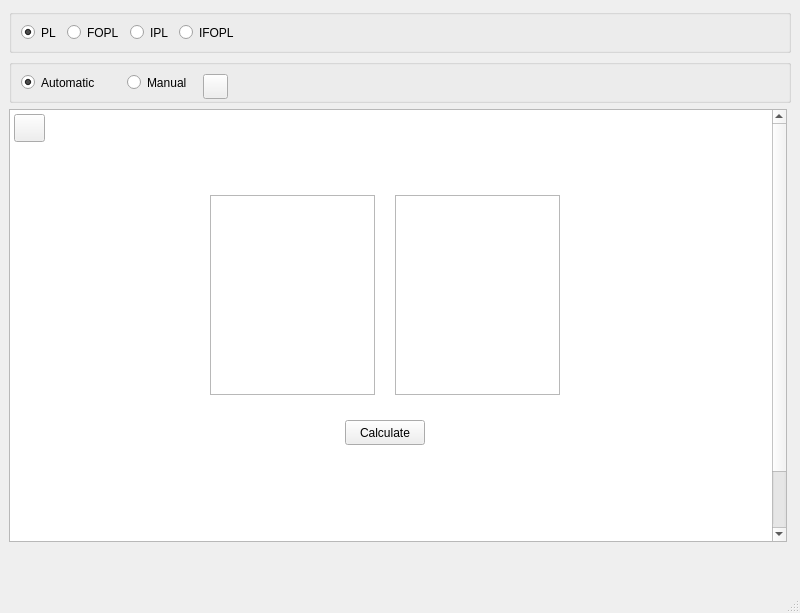
This is src/view/mainwindow.ui in oIi123/TableauxProver as Qt 5 draws it before an edit. The edited form follows.
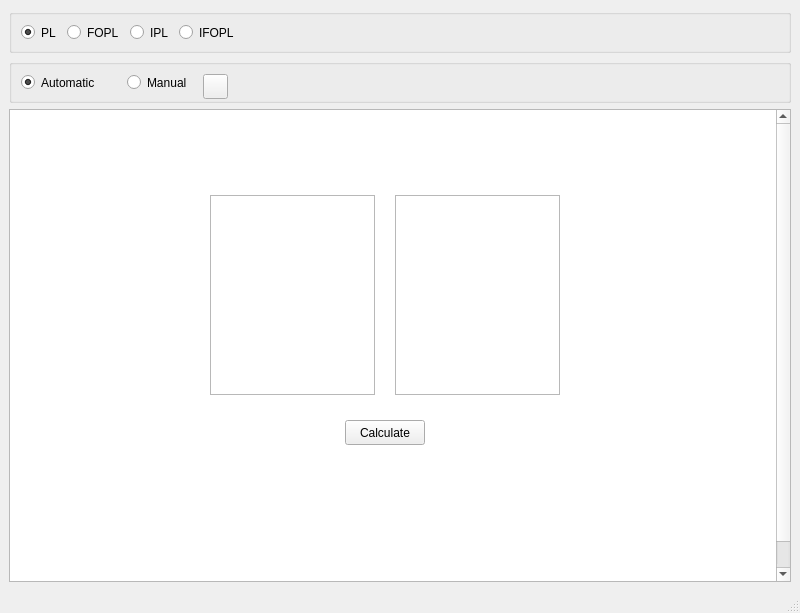
This is the edited form. Icons and pictures are not drawn.

What changed in the file:
```diff
--- a/src/view/mainwindow.ui
+++ b/src/view/mainwindow.ui
@@ -198,22 +198,7 @@
      </widget>
     </item>
     <item>
-     <widget class="QWidget" name="widget" native="true">
-      <property name="minimumSize">
-       <size>
-        <width>0</width>
-        <height>433</height>
-       </size>
-      </property>
       <widget class="QScrollArea" name="scrollArea">
-       <property name="geometry">
-        <rect>
-         <x>0</x>
-         <y>0</y>
-         <width>778</width>
-         <height>433</height>
-        </rect>
-       </property>
        <property name="minimumSize">
         <size>
          <width>0</width>
@@ -285,25 +270,6 @@
           <string>Calculate</string>
          </property>
         </widget>
-       </widget>
-      </widget>
-      <widget class="QPushButton" name="reset_btn">
-       <property name="geometry">
-        <rect>
-         <x>5</x>
-         <y>5</y>
-         <width>31</width>
-         <height>28</height>
-        </rect>
-       </property>
-       <property name="styleSheet">
-        <string notr="true">#reset_btn {
-	qproperty-icon: url(src/view/images/stornieren.svg);
-}</string>
-       </property>
-       <property name="text">
-        <string/>
-       </property>
       </widget>
      </widget>
     </item>
```
Lines whose indentation alone changed are shown as unchanged.
